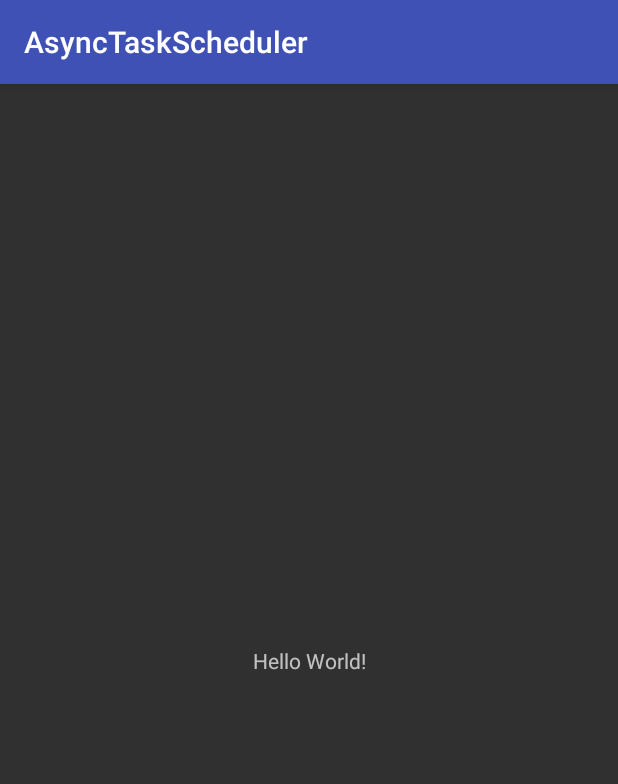
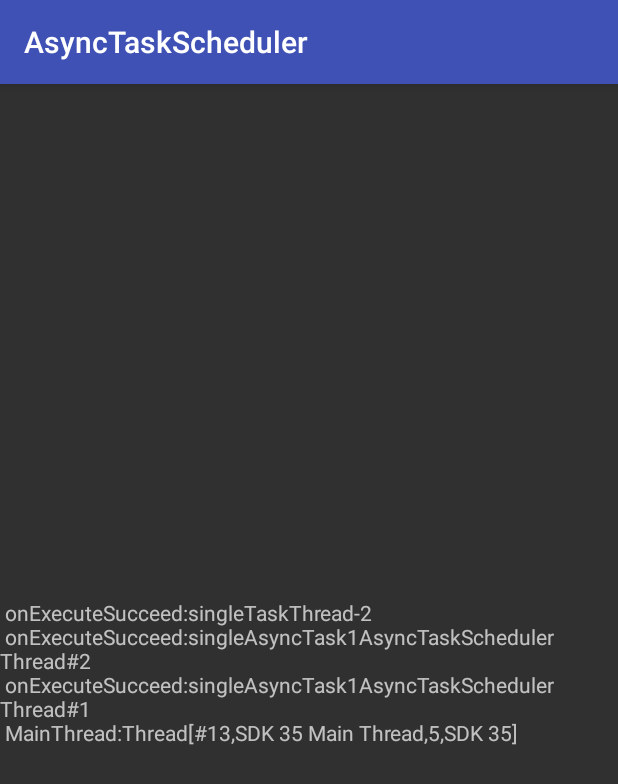
Before and after one commit to SilenceDut/AsyncTaskScheduler, an Android app: the screen it shows after launch (MainActivity), on a phone screen of 412 x 824 dp. Shown: the top 784 px of the screen. Run offline under Robolectric (Android 15) with nearby library versions, the phone set to English and light mode, and no system bars; libraries missing offline, so code that uses them is left out: com.squareup.leakcanary; 1 statement that could not run was skipped.

Commit message:
add demo

```diff
--- a/app/build.gradle
+++ b/app/build.gradle
@@ -21,10 +21,16 @@ android {
 
 dependencies {
     compile fileTree(dir: 'libs', include: ['*.jar'])
+    compile project(':library')
+
     compile 'com.android.support:appcompat-v7:23.4.0'
     compile 'com.android.support.constraint:constraint-layout:1.0.0-alpha1'
     testCompile 'junit:junit:4.12'
     androidTestCompile 'com.android.support.test.espresso:espresso-core:2.2.2'
     androidTestCompile 'com.android.support.test:runner:0.5'
     androidTestCompile 'com.android.support:support-annotations:23.4.0'
+
+    debugCompile 'com.squareup.leakcanary:leakcanary-android:1.4-beta2'
+    releaseCompile 'com.squareup.leakcanary:leakcanary-android-no-op:1.4-beta2'
+    testCompile 'com.squareup.leakcanary:leakcanary-android-no-op:1.4-beta2'
 }
--- a/app/src/main/AndroidManifest.xml
+++ b/app/src/main/AndroidManifest.xml
@@ -3,6 +3,7 @@
     package="com.silencedut.asynctaskschedulertest" >
 
     <application
+        android:name=".App"
         android:allowBackup="true"
         android:icon="@mipmap/ic_launcher"
         android:label="@string/app_name"
--- /dev/null
+++ b/app/src/main/java/com/silencedut/asynctaskschedulertest/App.java
@@ -0,0 +1,20 @@
+package com.silencedut.asynctaskschedulertest;
+
+import android.app.Application;
+
+import com.squareup.leakcanary.LeakCanary;
+
+/**
+ * Created by SilenceDut on 16/7/22.
+ */
+
+public class App extends Application {
+    @Override
+    public void onCreate() {
+
+        super.onCreate();
+        LeakCanary.install(this);
+    }
+
+
+}
--- a/app/src/main/java/com/silencedut/asynctaskschedulertest/MainActivity.java
+++ b/app/src/main/java/com/silencedut/asynctaskschedulertest/MainActivity.java
@@ -1,13 +1,103 @@
 package com.silencedut.asynctaskschedulertest;
 
+import android.os.Bundle;
 import android.support.v7.app.AppCompatActivity;
-import android.os.Bundle;
+import android.util.Log;
+import android.widget.TextView;
+
+import com.silencedut.asynctaskscheduler.AsyncTaskScheduler;
+import com.silencedut.asynctaskscheduler.SingleAsyncTask;
+
 
 public class MainActivity extends AppCompatActivity {
-
+    private static final String TAG = MainActivity.class.getSimpleName();
+    private SingleAsyncTask mSingleAsyncTask;
+    private AsyncTaskScheduler mAsyncTaskScheduler;
+    private TextView mLogMessageTv;
     @Override
     protected void onCreate(Bundle savedInstanceState) {
         super.onCreate(savedInstanceState);
         setContentView(R.layout.activity_main);
+        mLogMessageTv = (TextView) findViewById(R.id.log_message_tv);
+        mAsyncTaskScheduler = new AsyncTaskScheduler();
+
+        mSingleAsyncTask =new SingleAsyncTask<Void,String>() {
+            @Override
+            public String doInBackground() {
+                try {
+                    Thread.sleep(2000);
+                } catch (InterruptedException e) {
+                    e.printStackTrace();
+                }
+                Log.i(TAG,"doInBackground: "+Thread.currentThread().getName());
+                return "singleTask"+Thread.currentThread().getName();
+            }
+
+            @Override
+            public void onExecuteSucceed(String s) {
+                super.onExecuteSucceed(s);
+                mLogMessageTv.setText("\n onExecuteSucceed:"+s+mLogMessageTv.getText());
+                Log.i(TAG,"onExecuteSucceed:"+s+Thread.currentThread());
+            }
+
+            @Override
+            public void onExecuteCancelled(String result) {
+                super.onExecuteCancelled(result);
+                Log.i(TAG,"onExecuteCancelled:"+result+Thread.currentThread());
+            }
+
+            @Override
+            public void onExecuteFailed(Exception exception) {
+                super.onExecuteFailed(exception);
+                Log.i(TAG,"onExecuteCancelled:"+exception.getMessage()+Thread.currentThread());
+            }
+        };
+        SingleAsyncTask singleAsyncTask1 =new SingleAsyncTask<Void,String>() {
+            @Override
+            public String doInBackground() {
+                try {
+                    Thread.sleep(1500);
+                } catch (InterruptedException e) {
+                    onExecuteFailed(e);
+                }
+                Log.i(TAG,"doInBackground: "+Thread.currentThread().getName());
+                return "singleAsyncTask1"+Thread.currentThread().getName();
+            }
+            @Override
+            public void onExecuteSucceed(String s) {
+                super.onExecuteSucceed(s);
+                mLogMessageTv.setText("\n onExecuteSucceed:"+s+mLogMessageTv.getText());
+            }
+        };
+        SingleAsyncTask singleAsyncTask2 =new SingleAsyncTask<Void,String>() {
+            @Override
+            public String doInBackground() {
+                try {
+                    Thread.sleep(1500);
+                } catch (InterruptedException e) {
+                    onExecuteFailed(e);
+                }
+                Log.i(TAG,"doInBackground: "+Thread.currentThread().getName());
+                return "singleAsyncTask1"+Thread.currentThread().getName();
+            }
+            @Override
+            public void onExecuteSucceed(String s) {
+                super.onExecuteSucceed(s);
+                mLogMessageTv.setText("\n onExecuteSucceed:"+s+mLogMessageTv.getText());
+            }
+        };
+
+        mAsyncTaskScheduler.execute(singleAsyncTask1).execute(singleAsyncTask2);
+        mSingleAsyncTask.executeSingle();
+
+        mLogMessageTv.setText("\n MainThread:"+Thread.currentThread());
+        Log.i(TAG, "Main"+Thread.currentThread());
+    }
+
+    @Override
+    protected void onDestroy() {
+        super.onDestroy();
+        mAsyncTaskScheduler.cancelAllTasks(true);
+        mSingleAsyncTask.cancel(true);
     }
 }
--- a/app/src/main/res/layout/activity_main.xml
+++ b/app/src/main/res/layout/activity_main.xml
@@ -9,9 +9,9 @@
     tools:context="com.silencedut.asynctaskschedulertest.MainActivity">
 
     <TextView
+        android:id="@+id/log_message_tv"
         android:layout_width="wrap_content"
         android:layout_height="wrap_content"
-        android:text="Hello World!"
         app:layout_constraintBottom_toBottomOf="@+id/activity_main"
         app:layout_constraintLeft_toLeftOf="@+id/activity_main"
         app:layout_constraintRight_toRightOf="@+id/activity_main"
--- a/build.gradle
+++ b/build.gradle
@@ -6,6 +6,7 @@ buildscript {
     }
     dependencies {
         classpath 'com.android.tools.build:gradle:2.1.0'
+        classpath 'com.github.dcendents:android-maven-gradle-plugin:1.3'
 
         // NOTE: Do not place your application dependencies here; they belong
         // in the individual module build.gradle files
--- a/library/build.gradle
+++ b/library/build.gradle
@@ -1,4 +1,6 @@
 apply plugin: 'com.android.library'
+apply plugin: 'com.github.dcendents.android-maven'
+group='com.github.SilenceDut'
 
 android {
     compileSdkVersion 23
```
Also changed, not shown: 1 other file.
